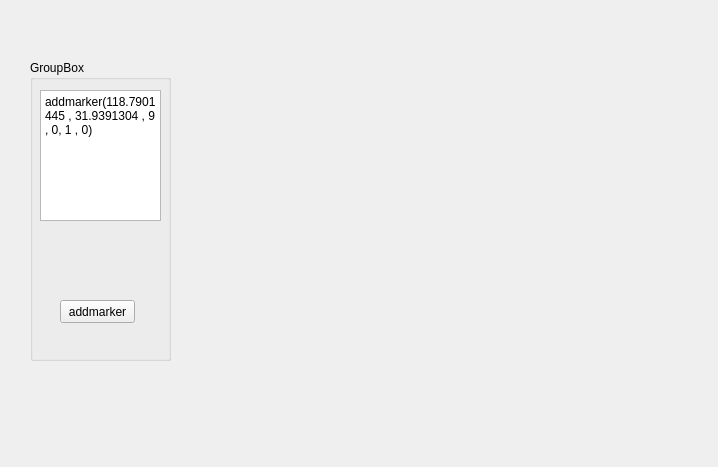
This is AeroGroundControl_BDMap_VS15/baidumap.ui in oldwang2018/Qt5.9.3 as Qt 5 draws it before an edit. The edited form follows.
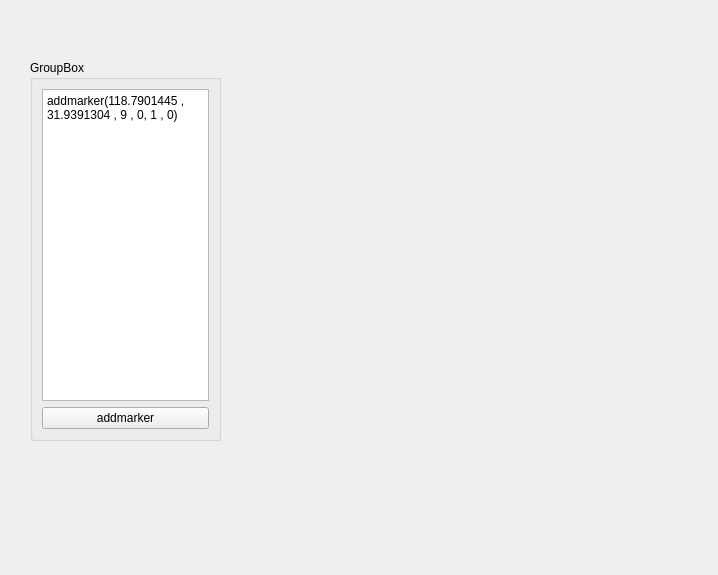
This is the edited form.

Commit message: baidumap & scatter

```diff
--- a/AeroGroundControl_BDMap_VS15/baidumap.ui
+++ b/AeroGroundControl_BDMap_VS15/baidumap.ui
@@ -7,7 +7,7 @@
     <x>0</x>
     <y>0</y>
     <width>718</width>
-    <height>467</height>
+    <height>575</height>
    </rect>
   </property>
   <property name="windowTitle">
@@ -18,39 +18,35 @@
     <rect>
      <x>30</x>
      <y>60</y>
-     <width>141</width>
-     <height>301</height>
+     <width>191</width>
+     <height>381</height>
     </rect>
    </property>
+   <property name="maximumSize">
+    <size>
+     <width>200</width>
+     <height>16777215</height>
+    </size>
+   </property>
    <property name="title">
     <string>GroupBox</string>
    </property>
-   <widget class="QPushButton" name="btnAddMarker">
-    <property name="geometry">
-     <rect>
-      <x>30</x>
-      <y>240</y>
-      <width>75</width>
-      <height>23</height>
-     </rect>
-    </property>
-    <property name="text">
-     <string>addmarker</string>
-    </property>
-   </widget>
-   <widget class="QPlainTextEdit" name="plainTextEdit">
-    <property name="geometry">
-     <rect>
-      <x>10</x>
-      <y>30</y>
-      <width>121</width>
-      <height>131</height>
-     </rect>
-    </property>
-    <property name="plainText">
-     <string>addmarker(118.7901445 , 31.9391304 , 9 , 0, 1 , 0)</string>
-    </property>
-   </widget>
+   <layout class="QVBoxLayout" name="verticalLayout">
+    <item>
+     <widget class="QPlainTextEdit" name="plainTextEdit">
+      <property name="plainText">
+       <string>addmarker(118.7901445 , 31.9391304 , 9 , 0, 1 , 0)</string>
+      </property>
+     </widget>
+    </item>
+    <item>
+     <widget class="QPushButton" name="btnAddMarker">
+      <property name="text">
+       <string>addmarker</string>
+      </property>
+     </widget>
+    </item>
+   </layout>
   </widget>
  </widget>
  <resources/>
```
The commit also changes 30 other files.
